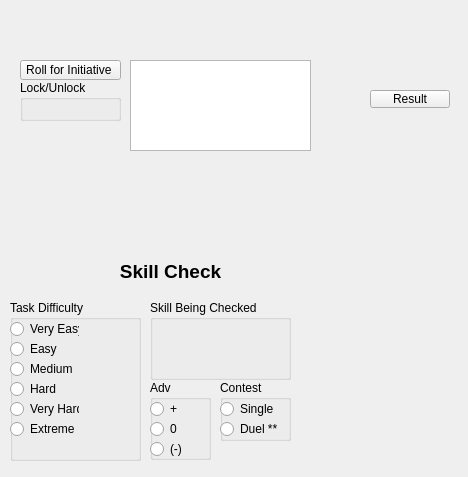
Before: the Qt Designer form GUI/widget.ui in CameronVigil/dnd-game-tracker, drawn with Qt 5.
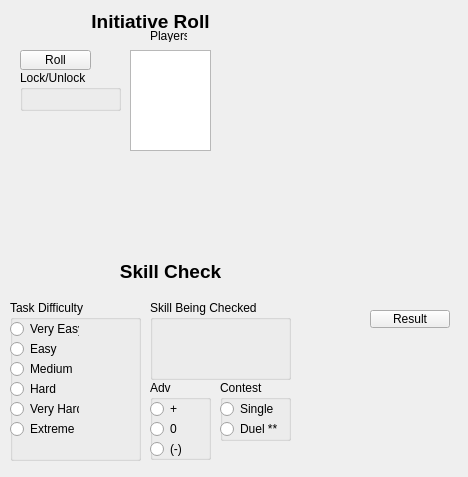
After: the same form once the commit is applied.

Patch:
```diff
--- a/GUI/widget.ui
+++ b/GUI/widget.ui
@@ -17,7 +17,7 @@
    <property name="geometry">
     <rect>
      <x>370</x>
-     <y>90</y>
+     <y>310</y>
      <width>80</width>
      <height>18</height>
     </rect>
@@ -238,30 +238,20 @@
    <property name="geometry">
     <rect>
      <x>20</x>
-     <y>60</y>
-     <width>101</width>
+     <y>50</y>
+     <width>71</width>
      <height>20</height>
     </rect>
    </property>
    <property name="text">
-    <string>Roll for Initiative </string>
-   </property>
-  </widget>
-  <widget class="QTextBrowser" name="textBrowser">
-   <property name="geometry">
-    <rect>
-     <x>130</x>
-     <y>60</y>
-     <width>181</width>
-     <height>91</height>
-    </rect>
+    <string>Roll</string>
    </property>
   </widget>
   <widget class="QGroupBox" name="groupBox_5">
    <property name="geometry">
     <rect>
      <x>20</x>
-     <y>80</y>
+     <y>70</y>
      <width>101</width>
      <height>41</height>
     </rect>
@@ -270,6 +260,45 @@
     <string>Lock/Unlock</string>
    </property>
   </widget>
+  <widget class="QListWidget" name="listWidget">
+   <property name="geometry">
+    <rect>
+     <x>130</x>
+     <y>50</y>
+     <width>81</width>
+     <height>101</height>
+    </rect>
+   </property>
+   <property name="styleSheet">
+    <string notr="true">font: 7pt &quot;Segoe UI&quot;;</string>
+   </property>
+  </widget>
+  <widget class="QLabel" name="label_2">
+   <property name="geometry">
+    <rect>
+     <x>150</x>
+     <y>30</y>
+     <width>37</width>
+     <height>12</height>
+    </rect>
+   </property>
+   <property name="text">
+    <string>Players</string>
+   </property>
+  </widget>
+  <widget class="QLabel" name="label_3">
+   <property name="geometry">
+    <rect>
+     <x>30</x>
+     <y>10</y>
+     <width>241</width>
+     <height>21</height>
+    </rect>
+   </property>
+   <property name="text">
+    <string>&lt;html&gt;&lt;head/&gt;&lt;body&gt;&lt;p align=&quot;center&quot;&gt;&lt;span style=&quot; font-size:14pt; font-weight:700;&quot;&gt;Initiative Roll&lt;/span&gt;&lt;/p&gt;&lt;/body&gt;&lt;/html&gt;</string>
+   </property>
+  </widget>
  </widget>
  <resources/>
  <connections/>
```
